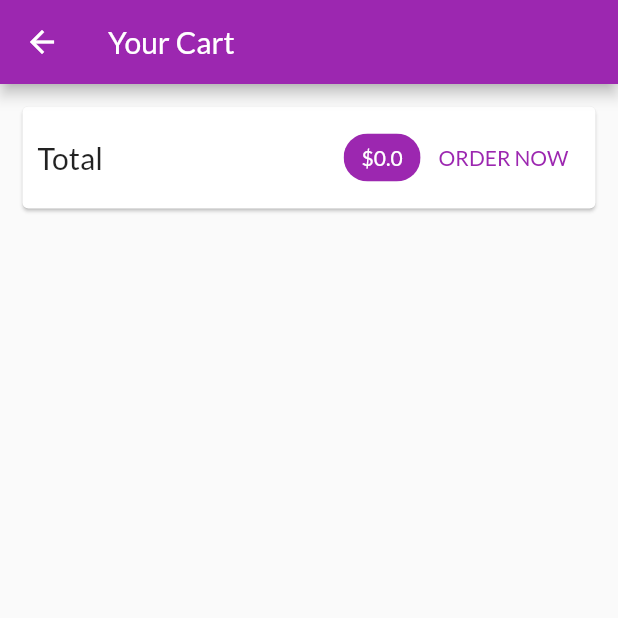
After one commit to anshu06468/shop_app_flutter, a Flutter app: the CartScreen screen opened by its route, on a phone screen of 412 x 824 dp, the top half of it. The commit adds this screen. Run offline on Flutter 3.47's test engine with Material 2 defaults, Android fonts, the phone set to English and light mode, and no system bars; network calls fail.

Commit message:
dissmissble added

```diff
--- a/lib/main.dart
+++ b/lib/main.dart
@@ -1,5 +1,6 @@
 import 'package:flutter/material.dart';
 import 'package:provider/provider.dart';
+import './screens/cart_screen.dart';
 import './providers/cart.dart';
 import './providers/Products_provider.dart';
 import './screens/product_details_screen.dart';
@@ -33,6 +34,7 @@ class MyApp extends StatelessWidget {
         home: ProductOverviewScreen(),
         routes: {
           ProductDetailScreen.routeName: (ctx) => ProductDetailScreen(),
+          CartScreen.routeName: (ctx) => CartScreen(),
         },
       ),
     );
--- a/lib/providers/cart.dart
+++ b/lib/providers/cart.dart
@@ -23,6 +23,19 @@ class Cart with ChangeNotifier {
 
   int get itemCount {
     return _items.length;
+  }
+
+  double get totalCount {
+    var total = 0.0;
+    _items.forEach((key, value) {
+      total += value.price;
+    });
+    return total;
+  }
+
+  void removeItem(String id) {
+    _items.remove(id);
+    notifyListeners();
   }
 
   void addItem(
--- /dev/null
+++ b/lib/screens/cart_screen.dart
@@ -0,0 +1,74 @@
+import 'package:flutter/material.dart';
+import 'package:provider/provider.dart';
+import './../widgets/cart_item.dart';
+import './../providers/cart.dart';
+
+class CartScreen extends StatelessWidget {
+  static const routeName = "/cart";
+  @override
+  Widget build(BuildContext context) {
+    final cartDetails = Provider.of<Cart>(context);
+    return Scaffold(
+      appBar: AppBar(
+        title: Text("Your Cart"),
+      ),
+      body: Column(
+        children: [
+          Card(
+            margin: EdgeInsets.all(15),
+            child: Padding(
+              padding: EdgeInsets.all(10),
+              child: Row(
+                mainAxisAlignment: MainAxisAlignment.spaceBetween,
+                children: [
+                  Text(
+                    "Total",
+                    style: TextStyle(fontSize: 20),
+                  ),
+                  Spacer(),
+                  Chip(
+                    label: Text(
+                      "\$${cartDetails.totalCount}",
+                      style: TextStyle(
+                        color:
+                            Theme.of(context).primaryTextTheme.subtitle1.color,
+                      ),
+                    ),
+                    backgroundColor: Theme.of(context).primaryColor,
+                  ),
+                  SizedBox(
+                    width: 4,
+                  ),
+                  TextButton(
+                    onPressed: () {},
+                    child: Text("ORDER NOW"),
+                    style: TextButton.styleFrom(
+                        primary: Theme.of(context).primaryColor),
+                  ),
+                ],
+              ),
+            ),
+          ),
+          SizedBox(
+            height: 10,
+          ),
+          Expanded(
+            child: ListView.builder(
+              // ignore: missing_return
+              itemBuilder: (ctx, index) {
+                return CardItem(
+                  cartDetails.items.values.toList()[index].id,
+                  cartDetails.items.values.toList()[index].price,
+                  cartDetails.items.values.toList()[index].quantity,
+                  cartDetails.items.values.toList()[index].title,
+                  cartDetails.items.keys.toList()[index],
+                );
+              },
+              itemCount: cartDetails.items.length,
+            ),
+          )
+        ],
+      ),
+    );
+  }
+}
```
Also changed, not shown: lib/screens/product_overview_screen.dart (+5 -2 lines), lib/widgets/cart_item.dart (added, +61 -0 lines).
